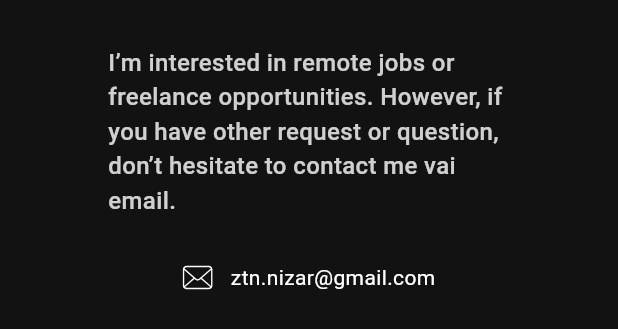
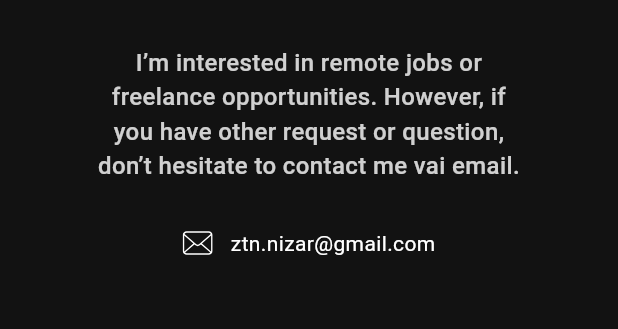
Before and after one commit to nizarzitouni/portfolio, a Flutter app: the WebContact widget shown alone on an empty page, opened directly, on a phone screen of 412 x 824 dp. Shown: the top 329 px of the screen. Run offline on Flutter 3.47's test engine with Material 3 defaults, Android fonts, the phone set to English and light mode, and no system bars; our stand-ins replace carousel_slider, flutter_svg, gap, go_router, google_fonts; missing offline and left inert: responsive_grid_list.

Commit message:
Centred Contacts Returned Go router

```diff
--- a/lib/core/routes/app_router.dart
+++ b/lib/core/routes/app_router.dart
@@ -1,18 +1,23 @@
-// import 'package:go_router/go_router.dart';
+import 'package:go_router/go_router.dart';
+import 'package:nizar_ztn_portfolio/view/home_v_mobile/home_screen_mob.dart';
+import 'package:nizar_ztn_portfolio/view/home_v_web/home_screen_web.dart';
 
-// import '../../app/responsive_layout.dart';
+import '../../app/responsive_layout.dart';
 
-// const kHomeView = '/';
-// // const kSplashView = '/';
-// // const kHomeView = '/home';
+const kHomeView = '/';
+// const kSplashView = '/';
+// const kHomeView = '/home';
 
-// abstract class AppRouter {
-//   static final router = GoRouter(
-//     routes: [
-//       GoRoute(
-//         path: kHomeView,
-//         builder: (context, state) => const ResponsiveLayout(),
-//       ),
-//     ],
-//   );
-// }
+abstract class AppRouter {
+  static final router = GoRouter(
+    routes: [
+      GoRoute(
+        path: kHomeView,
+        builder: (context, state) => const ResponsiveLayout(
+          screenWeb: HomeScreenWeb(),
+          screenMobile: HomeScreenMob(),
+        ),
+      ),
+    ],
+  );
+}
--- a/lib/view/home_v_web/sections/contact/web_conatct.dart
+++ b/lib/view/home_v_web/sections/contact/web_conatct.dart
@@ -12,9 +12,11 @@ class WebContact extends StatelessWidget {
   @override
   Widget build(BuildContext context) {
     return Center(
-      child: SizedBox(
+      child: LayoutBuilder(builder: (context, constraints) {
+        double containerWidth = constraints.maxWidth * 0.7;
+        return SizedBox(
           // color: Colors.amber,
-        width: MediaQuery.of(context).size.width * 0.65,
+          width: containerWidth,
           child: Column(
             children: [
               const Gap(30),
@@ -23,12 +25,15 @@ class WebContact extends StatelessWidget {
                 runAlignment: WrapAlignment.center,
                 runSpacing: 16,
                 children: [
-                Text(
+                  Center(
+                    child: Text(
                       'I’m interested in remote jobs or freelance opportunities. However, if you have other request or question, don’t hesitate to contact me vai email.',
                       style: TextStyle(
                         color: Colors.white.withOpacity(.8),
                         fontSize: 16,
                         fontWeight: FontWeight.w500,
+                      ),
+                      textAlign: TextAlign.center,
                     ),
                   ),
                   Center(
@@ -69,7 +74,8 @@ class WebContact extends StatelessWidget {
               const Gap(30),
             ],
           ),
-      ),
+        );
+      }),
     );
   }
 }
--- a/pubspec.yaml
+++ b/pubspec.yaml
@@ -15,7 +15,7 @@ dependencies:
     sdk: flutter
 
 
-  # go_router: ^13.0.1
+  go_router: ^13.0.1
   google_fonts: ^6.1.0
   gap: ^3.0.1
   url_launcher: ^6.2.4
```
Also changed, not shown: lib/app/portfolio_app.dart (+4 -3 lines), lib/app/responsive_layout.dart (+7 -6 lines), lib/view/home_v_mobile/home_screen_mob.dart (renamed from lib/view/home_v_movile/home_screen_mob.dart), pubspec.lock. Lines whose indentation alone changed are shown as unchanged.
